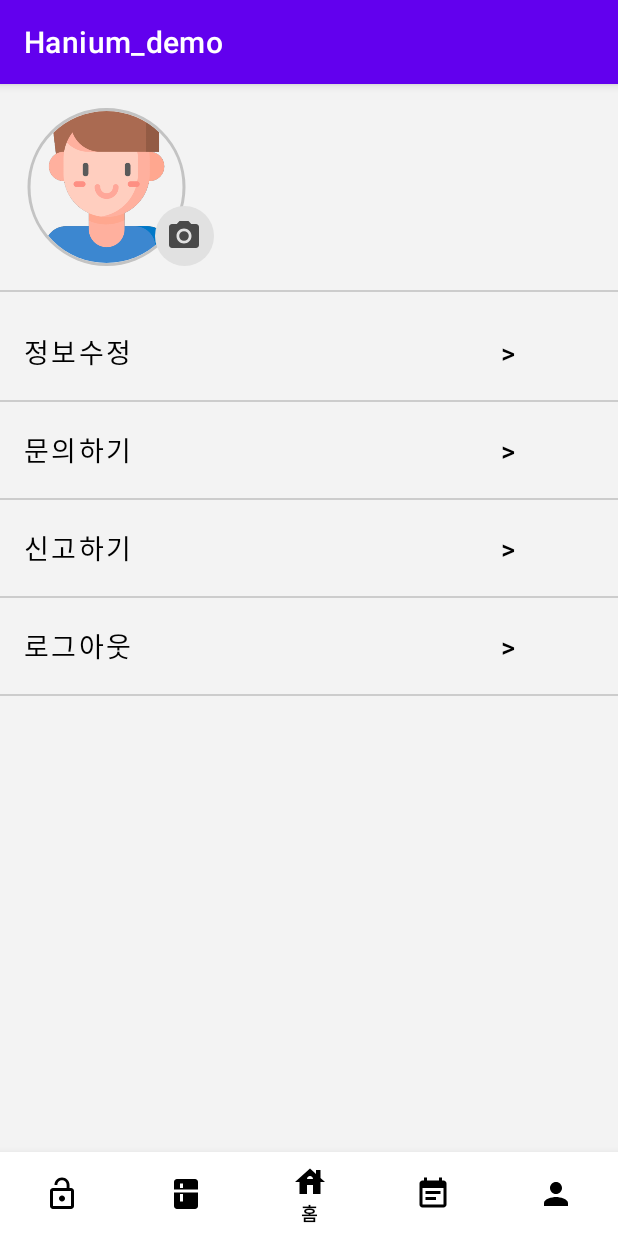
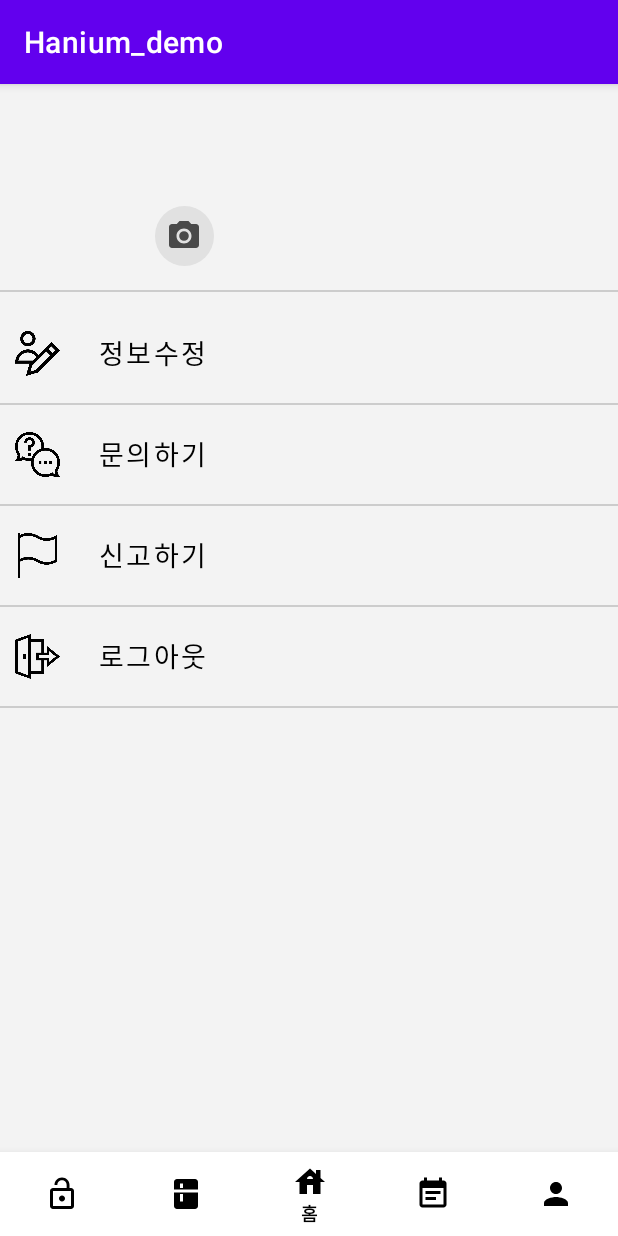
Before and after one commit to JaewookYeon/Hanium_demo, an Android app: the fragment Frag5 placed in its activity, on a phone screen of 412 x 824 dp. Run offline under Robolectric (Android 15) with nearby library versions, the phone set to English and light mode, and no system bars; our stand-ins replace CircleImageView, Volley; network calls fail; pictures from the network do not load.

Commit message:
마이페이지 - 로그아웃 오류 수정 - 프로필 사진 설정 - 정보수정 -> 비밀번호 확인

```diff
--- /dev/null
+++ b/app/src/main/res/drawable/gray_border.xml
@@ -0,0 +1,7 @@
+<shape xmlns:android="http://schemas.android.com/apk/res/android">
+    <solid android:color="@android:color/transparent" />
+    <corners android:radius="15dp" />
+    <stroke
+        android:width="2dp"
+        android:color="#C3C3C3" />
+</shape>
--- /dev/null
+++ b/app/src/main/res/drawable/selected_image_border.xml
@@ -0,0 +1,8 @@
+<?xml version="1.0" encoding="utf-8"?>
+<shape xmlns:android="http://schemas.android.com/apk/res/android">
+    <solid android:color="#00000000"/> <!-- 배경색은 투명 -->
+    <stroke
+        android:width="7dp"
+        android:color="#C5B7B7"/>
+    <corners android:radius="10dp"/>
+</shape>
--- a/app/src/main/res/layout/frag5.xml
+++ b/app/src/main/res/layout/frag5.xml
@@ -1,4 +1,5 @@
-<ScrollView xmlns:android="http://schemas.android.com/apk/res/android"
+<ScrollView
+    xmlns:android="http://schemas.android.com/apk/res/android"
     xmlns:tools="http://schemas.android.com/tools"
     android:layout_width="match_parent"
     android:layout_height="match_parent"
@@ -33,7 +34,6 @@
                     android:id="@+id/profileImageView"
                     android:layout_width="110dp"
                     android:layout_height="105dp"
-                    android:src="@drawable/ic_boy"
                     app:civ_border_color="#C3C3C3"
                     app:civ_border_overlay="false"
                     app:civ_border_width="2dp"
@@ -74,7 +74,7 @@
                     android:textStyle="bold"
                     app:layout_constraintBottom_toBottomOf="parent"
                     app:layout_constraintEnd_toEndOf="parent"
-                    app:layout_constraintHorizontal_bias="0.73"
+                    app:layout_constraintHorizontal_bias="0.933"
                     app:layout_constraintStart_toStartOf="parent"
                     app:layout_constraintTop_toTopOf="parent"
                     app:layout_constraintVertical_bias="0.495" />
@@ -93,42 +93,148 @@
             android:layout_height="1dp"
             android:background="#CCCCCC" />
 
-        <!-- 정보 수정 버튼 -->
 
-        <!-- 구분선 -->
+    <!-- 정보 수정 버튼 -->
+    <LinearLayout
+        android:id="@+id/layout_editUser"
+        android:layout_width="match_parent"
+        android:layout_height="wrap_content"
+        android:orientation="horizontal"
+        android:gravity="center_vertical"
+        android:layout_marginTop="16dp"
+        android:layout_marginBottom="8dp"
+        android:background="@android:color/transparent"
+        android:elevation="0dp">
+
+        <ImageView
+            android:layout_width="30dp"
+            android:layout_height="30dp"
+            android:layout_margin="10dp"
+            android:src="@drawable/ic_edit_user" />
+
         <Button
             android:id="@+id/my_editUser"
-            android:layout_width="match_parent"
+            android:layout_width="0dp"
             android:layout_height="wrap_content"
-            android:layout_marginTop="16dp"
-            android:layout_marginBottom="8dp"
+            android:layout_weight="1"
             android:background="@android:color/transparent"
             android:elevation="0dp"
-            android:gravity="left"
-            android:text="정보수정                                       > "
+            android:gravity="start|center_vertical"
+            android:text="정보수정"
             android:textColor="@color/black"
             android:textSize="18sp"
             tools:ignore="HardcodedText" />
+
+    </LinearLayout>
 
         <View
             android:layout_width="match_parent"
             android:layout_height="1dp"
             android:background="#CCCCCC" />
+    <!-- 문의하기 버튼 -->
+    <LinearLayout
+        android:id="@+id/layout_contact"
+        android:layout_width="match_parent"
+        android:layout_height="wrap_content"
+        android:orientation="horizontal"
+        android:gravity="center_vertical"
+        android:layout_marginTop="8dp"
+        android:layout_marginBottom="8dp"
+        android:background="@android:color/transparent"
+        android:elevation="0dp">
 
-        <!-- 문의하기 버튼 -->
+        <ImageView
+            android:layout_width="30dp"
+            android:layout_height="30dp"
+            android:layout_margin="10dp"
+            android:src="@drawable/ic_contact" />
+
         <Button
             android:id="@+id/my_contact"
+            android:layout_width="0dp"
+            android:layout_height="wrap_content"
+            android:layout_weight="1"
+            android:background="@android:color/transparent"
+            android:elevation="0dp"
+            android:gravity="start|center_vertical"
+            android:text="문의하기"
+            android:textColor="@color/black"
+            android:textSize="18sp"
+            tools:ignore="HardcodedText" />
+
+    </LinearLayout>
+        <View
+            android:layout_width="match_parent"
+            android:layout_height="1dp"
+            android:background="#CCCCCC" />
+        <!-- 신고하기 버튼 -->
+        <LinearLayout
+            android:id="@+id/layout_report"
             android:layout_width="match_parent"
             android:layout_height="wrap_content"
+            android:orientation="horizontal"
+            android:gravity="center_vertical"
             android:layout_marginTop="8dp"
             android:layout_marginBottom="8dp"
-            android:text="문의하기                                       >"
-            android:gravity="left"
-            android:textColor="@color/black"
-            android:textSize="18sp"
             android:background="@android:color/transparent"
-            android:elevation="0dp"
-            tools:ignore="HardcodedText" />
+            android:elevation="0dp">
+
+            <ImageView
+                android:layout_width="30dp"
+                android:layout_height="30dp"
+                android:layout_margin="10dp"
+                android:src="@drawable/ic_report" />
+
+            <Button
+                android:id="@+id/my_report"
+                android:layout_width="0dp"
+                android:layout_height="wrap_content"
+                android:layout_weight="1"
+                android:background="@android:color/transparent"
+                android:elevation="0dp"
+                android:gravity="start|center_vertical"
+                android:text="신고하기"
+                android:textColor="@color/black"
+                android:textSize="18sp"
+                tools:ignore="HardcodedText" />
+
+        </LinearLayout>
+        <View
+            android:layout_width="match_parent"
+            android:layout_height="1dp"
+            android:background="#CCCCCC" />
+        <!-- 로그아웃 버튼 -->
+        <LinearLayout
+            android:id="@+id/layout_logout"
+            android:layout_width="match_parent"
+            android:layout_height="wrap_content"
+            android:orientation="horizontal"
+            android:gravity="center_vertical"
+            android:layout_marginTop="8dp"
+            android:layout_marginBottom="8dp"
+            android:background="@android:color/transparent"
+            android:elevation="0dp">
+
+            <ImageView
+                android:layout_width="30dp"
+                android:layout_height="30dp"
+                android:layout_margin="10dp"
+                android:src="@drawable/ic_logout" />
+
+            <Button
+                android:id="@+id/my_logout"
+                android:layout_width="0dp"
+                android:layout_height="wrap_content"
+                android:layout_weight="1"
+                android:background="@android:color/transparent"
+                android:elevation="0dp"
+                android:gravity="start|center_vertical"
+                android:text="로그아웃"
+                android:textColor="@color/black"
+                android:textSize="18sp"
+                tools:ignore="HardcodedText" />
+
+        </LinearLayout>
 
         <!-- 구분선 -->
         <View
@@ -136,48 +242,6 @@
             android:layout_height="1dp"
             android:background="#CCCCCC" />
 
-        <!-- 신고하기 버튼 -->
-        <Button
-            android:id="@+id/my_report"
-            android:layout_width="match_parent"
-            android:layout_height="wrap_content"
-            android:layout_marginTop="8dp"
-            android:layout_marginBottom="8dp"
-            android:text="신고하기                                       >"
-            android:gravity="left"
-            android:textColor="@color/black"
-            android:textSize="18sp"
-            android:background="@android:color/transparent"
-            android:elevation="0dp"
-            tools:ignore="HardcodedText" />
+    </LinearLayout>
 
-        <!-- 구분선 -->
-        <View
-            android:layout_width="match_parent"
-            android:layout_height="1dp"
-            android:background="#CCCCCC" />
-
-        <!-- 로그아웃 버튼 -->
-
-        <!-- 구분선 -->
-        <Button
-            android:id="@+id/my_logout"
-            android:layout_width="match_parent"
-            android:layout_height="wrap_content"
-            android:layout_marginTop="8dp"
-            android:layout_marginBottom="8dp"
-            android:background="@android:color/transparent"
-            android:elevation="0dp"
-            android:gravity="left"
-            android:text="로그아웃                                       >"
-            android:textColor="@color/black"
-            android:textSize="18sp"
-            tools:ignore="HardcodedText" />
-
-        <View
-            android:layout_width="match_parent"
-            android:layout_height="1dp"
-            android:background="#CCCCCC" />
-
-    </LinearLayout>
 </ScrollView>
```
Also changed, not shown: app/src/main/AndroidManifest.xml (+7 -0 lines), app/src/main/java/com/example/registerloginexample/Frag5.java (+186 -19 lines), app/src/main/java/com/example/registerloginexample/LogoutActivity.java (+4 -13 lines), app/src/main/java/com/example/registerloginexample/VerifyIdentityActivity.java (added, +115 -0 lines), app/src/main/res/layout/activity_verify_identity.xml (added, +36 -0 lines), app/src/main/res/layout/custom_alert_dialog.xml (added, +49 -0 lines), app/src/main/res/layout/custom_image_dialog.xml (added, +87 -0 lines), app/src/main/res/drawable/ic_contact.png (added), app/src/main/res/drawable/ic_edit_user.png (added), app/src/main/res/drawable/ic_logout.png (added), app/src/main/res/drawable/ic_report.png (added).
